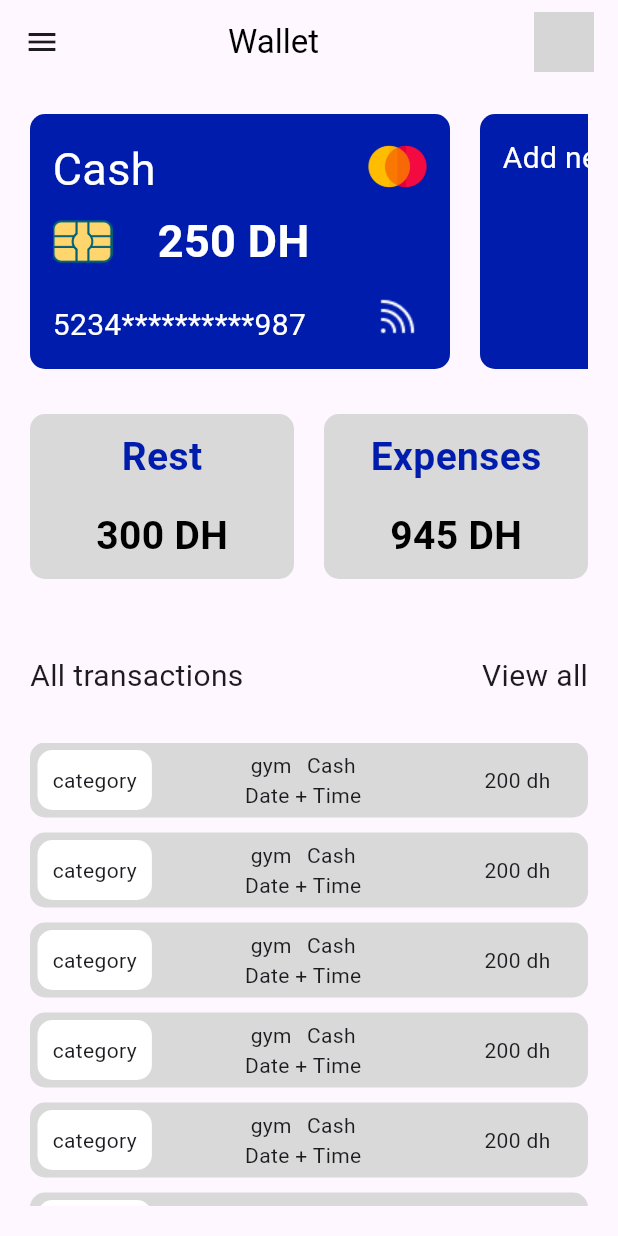
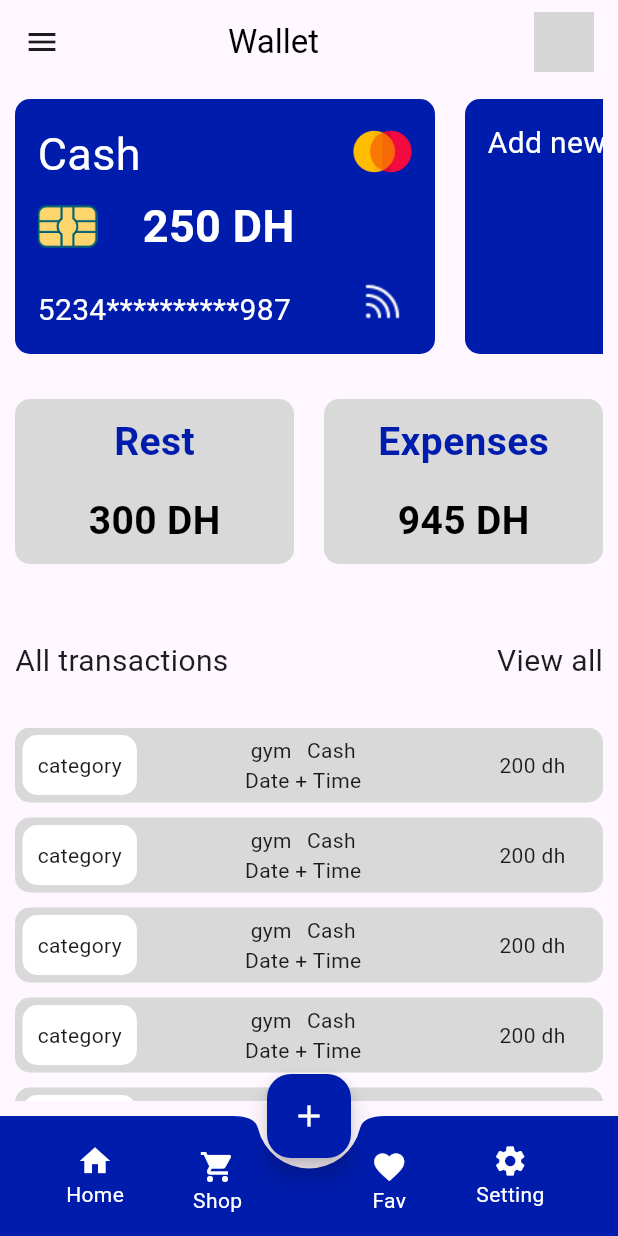
Before and after one commit to essalhi-moussa/money-manager, a Flutter app: the screen it shows after launch, on a phone screen of 412 x 824 dp. Run offline on Flutter 3.47's test engine with Material 3 defaults, Android fonts, the phone set to English and light mode, and no system bars; network calls fail; grey boxes are pictures that could not be loaded.

Commit message:
add bottomNavigationBar

```diff
--- a/lib/home.dart
+++ b/lib/home.dart
@@ -38,7 +38,7 @@ class HomeScreen extends StatelessWidget {
 
       ),
       body: Padding(
-        padding: const EdgeInsets.all(20.0),
+        padding: const EdgeInsets.all(10.0),
         child: Column(
           children: [
             SingleChildScrollView(
@@ -165,6 +165,90 @@ class HomeScreen extends StatelessWidget {
         //
         //
       ),
+      floatingActionButtonLocation: FloatingActionButtonLocation.centerDocked,
+      floatingActionButton: FloatingActionButton(
+        onPressed: (){},
+        child: Icon(Icons.add),
+        backgroundColor: MyColors.primaryColor,
+        foregroundColor: Colors.white,
+      ),
+      bottomNavigationBar: BottomAppBar(
+        notchMargin: 7.0,
+        shape: CircularNotchedRectangle(),
+        color: MyColors.primaryColor,
+        child: Row(
+          mainAxisAlignment: MainAxisAlignment.spaceAround,
+          mainAxisSize: MainAxisSize.max,
+          children: [
+            Padding(
+              padding: const EdgeInsets.only(left: 5.0),
+              child: Column(
+                mainAxisSize: MainAxisSize.min,
+                children: [
+                  Icon(
+                    Icons.home,
+                    color: Colors.white,
+                  ),
+                  Text(
+                    "Home",
+                    style: TextStyle(color: Colors.white),
+                  )
+                ],
+              ),
+            ),
+            Padding(
+              padding:
+              const EdgeInsets.only(right: 20.0, top: 10.0, bottom: 10.0),
+              child: Column(
+                mainAxisSize: MainAxisSize.min,
+                children: [
+                  Icon(
+                    Icons.shopping_cart,
+                    color: Colors.white,
+                  ),
+                  Text(
+                    "Shop",
+                    style: TextStyle(color: Colors.white),
+                  )
+                ],
+              ),
+            ),
+            Padding(
+              padding:
+              const EdgeInsets.only(left: 20.0, top: 10.0, bottom: 10.0),
+              child: Column(
+                mainAxisSize: MainAxisSize.min,
+                children: [
+                  Icon(
+                    Icons.favorite,
+                    color: Colors.white,
+                  ),
+                  Text(
+                    "Fav",
+                    style: TextStyle(color: Colors.white),
+                  )
+                ],
+              ),
+            ),
+            Padding(
+              padding: const EdgeInsets.only(right: 10.0),
+              child: Column(
+                mainAxisSize: MainAxisSize.min,
+                children: [
+                  Icon(
+                    Icons.settings,
+                    color: Colors.white,
+                  ),
+                  Text(
+                    "Setting",
+                    style: TextStyle(color: Colors.white),
+                  )
+                ],
+              ),
+            ),
+          ],
+        ),
+      ),
 
     );
   }
```
